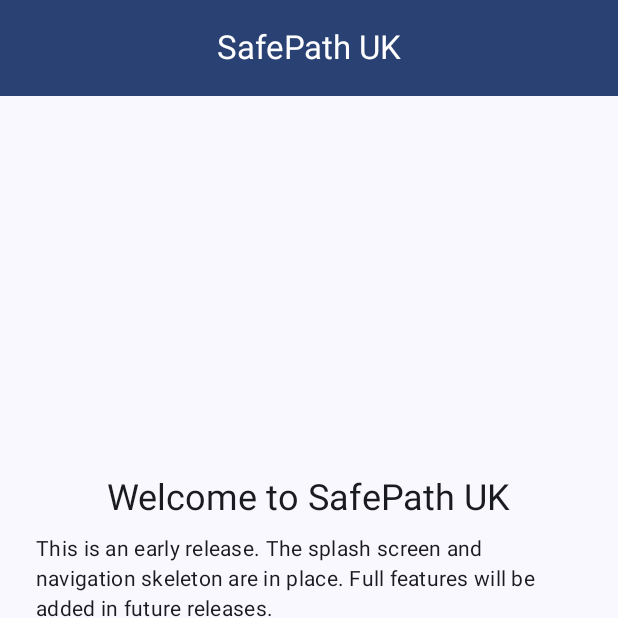
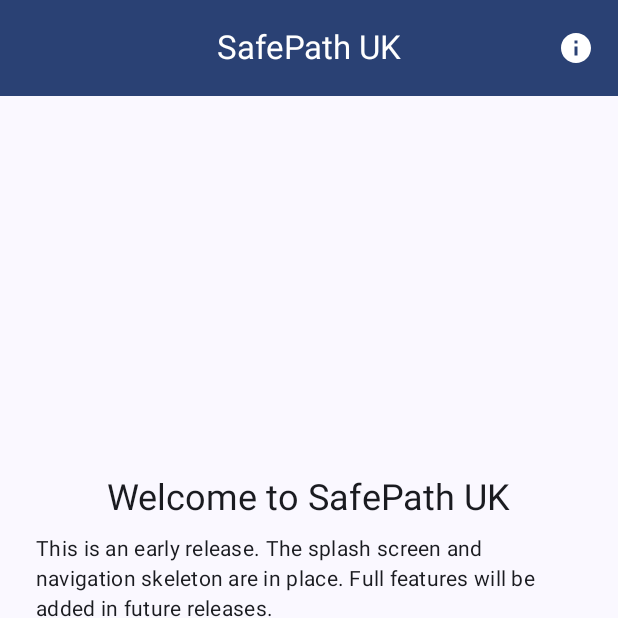
Before and after one commit to maheshregalla2001/SafePathUK, an Android app built with Jetpack Compose: the screen it shows after launch (MainActivity), on a phone screen of 412 x 824 dp, the top half of it. Run offline under Robolectric (Android 15) with nearby library versions, the phone set to English and light mode, and no system bars.

Commit message:
US-002: add Info icon in Home top bar for one-tap access to About

```diff
--- a/app/src/main/java/uk/ac/tees/mad/sxxxxxxxx/ui/home/HomeScreen.kt
+++ b/app/src/main/java/uk/ac/tees/mad/sxxxxxxxx/ui/home/HomeScreen.kt
@@ -7,9 +7,13 @@ import androidx.compose.foundation.layout.fillMaxSize
 import androidx.compose.foundation.layout.fillMaxWidth
 import androidx.compose.foundation.layout.height
 import androidx.compose.foundation.layout.padding
+import androidx.compose.material.icons.Icons
+import androidx.compose.material.icons.filled.Info
 import androidx.compose.material3.Button
 import androidx.compose.material3.CenterAlignedTopAppBar
 import androidx.compose.material3.ExperimentalMaterial3Api
+import androidx.compose.material3.Icon
+import androidx.compose.material3.IconButton
 import androidx.compose.material3.MaterialTheme
 import androidx.compose.material3.OutlinedButton
 import androidx.compose.material3.Scaffold
@@ -23,8 +27,8 @@ import androidx.compose.ui.res.stringResource
 import androidx.compose.ui.unit.dp
 import uk.ac.tees.mad.sxxxxxxxx.R
 
-// Sprint 1 placeholder Home. Demonstrates the navigation skeleton works:
-// two buttons that open the two other screens. Full UI arrives in Sprint 2.
+// Sprint 1 placeholder Home with Sprint 2 polish: About icon added to the top bar for
+// faster access to data source and licence credits.
 @OptIn(ExperimentalMaterial3Api::class)
 @Composable
 fun HomeScreen(
@@ -35,9 +39,18 @@ fun HomeScreen(
         topBar = {
             CenterAlignedTopAppBar(
                 title = { Text(stringResource(R.string.app_name)) },
+                actions = {
+                    IconButton(onClick = onOpenAbout) {
+                        Icon(
+                            imageVector = Icons.Filled.Info,
+                            contentDescription = stringResource(R.string.about_title)
+                        )
+                    }
+                },
                 colors = TopAppBarDefaults.centerAlignedTopAppBarColors(
                     containerColor = MaterialTheme.colorScheme.primary,
-                    titleContentColor = Color.White
+                    titleContentColor = Color.White,
+                    actionIconContentColor = Color.White
                 )
             )
         }
```
